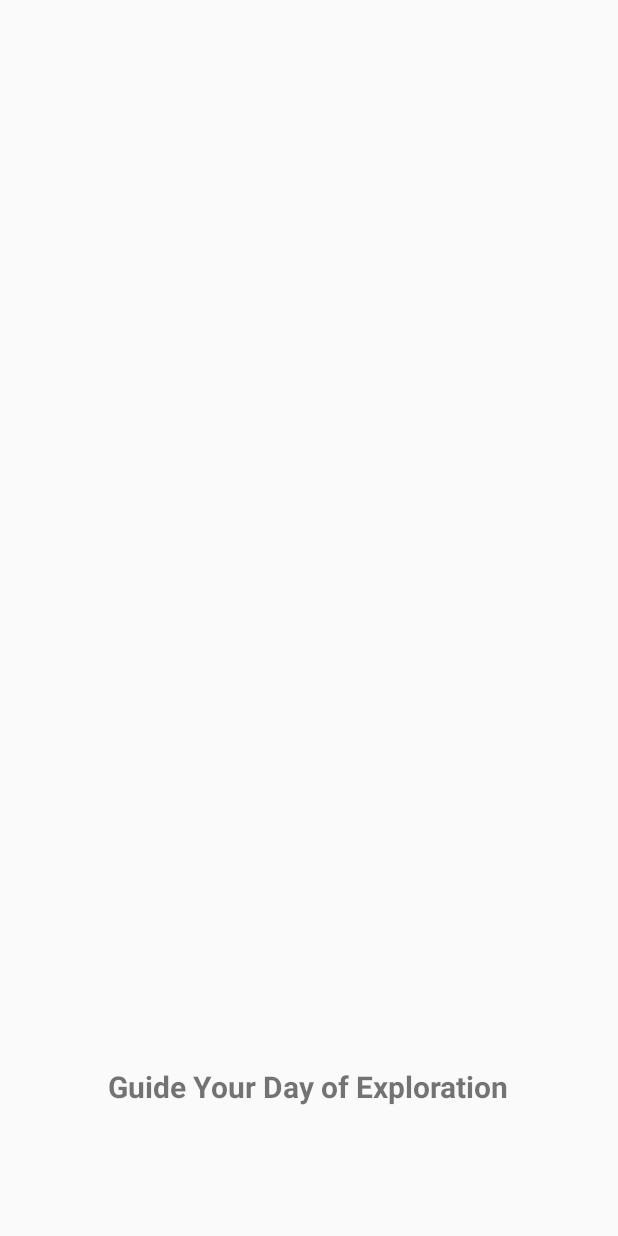
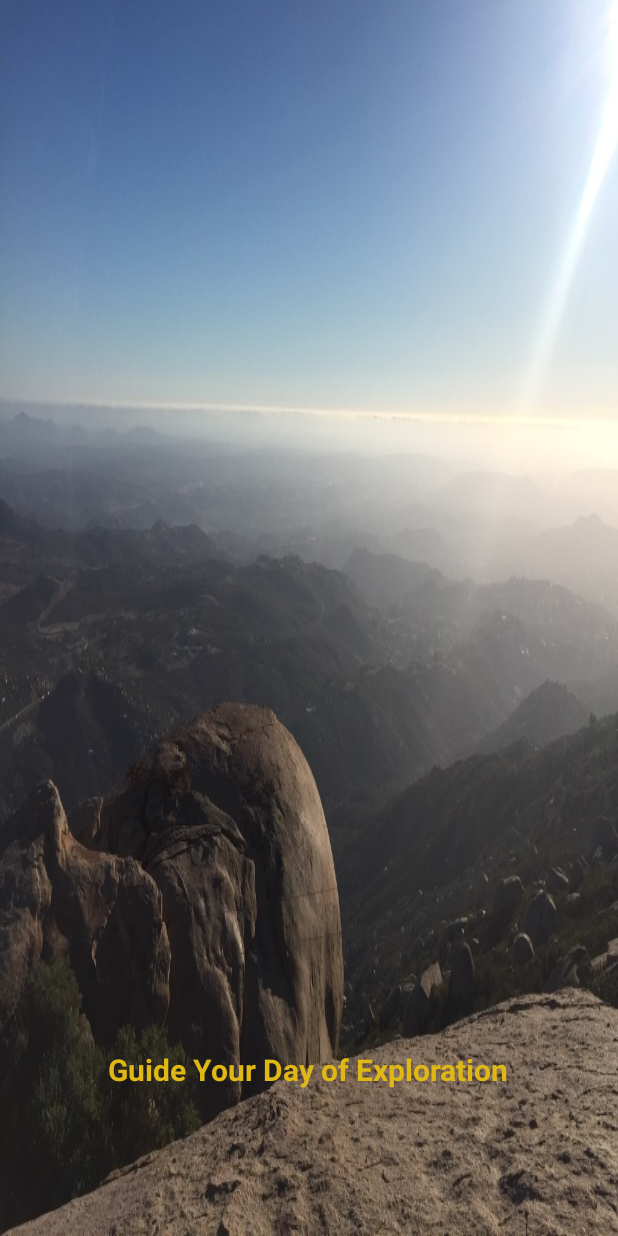
Before and after one commit to kwl005/Gydes, an Android app: the screen it shows after launch (Welcome), on a phone screen of 412 x 824 dp. Run offline under Robolectric (Android 15) with nearby library versions, the phone set to English and light mode, and no system bars; Roboto replaces fonts that are not available here.

Commit message:
added background

```diff
--- a/app/src/main/java/gydes/gyde/Welcome.java
+++ b/app/src/main/java/gydes/gyde/Welcome.java
@@ -24,7 +24,7 @@ public class Welcome extends AppCompatActivity {
             public void run() {
 
                 try {
-                    sleep(3000);
+                    sleep(5000);
                     Intent intent = new Intent(getApplicationContext(), MainActivity.class);
                     startActivity(intent);
                     finish();
--- a/app/src/main/res/layout/activity_welcome.xml
+++ b/app/src/main/res/layout/activity_welcome.xml
@@ -4,26 +4,28 @@
     xmlns:tools="http://schemas.android.com/tools"
     android:layout_width="match_parent"
     android:layout_height="match_parent"
+    android:background="@drawable/welcome_bg"
     tools:context=".Welcome">
 
     <ImageView
+        android:id="@+id/imageView"
         android:layout_width="239dp"
         android:layout_height="338dp"
         android:layout_alignParentTop="true"
         android:layout_centerHorizontal="true"
         android:layout_marginTop="87dp"
-        android:src="@drawable/gyde_logo"
-        android:id="@+id/imageView" />
+        android:src="@drawable/gyde_logo" />
 
     <TextView
         android:layout_width="wrap_content"
         android:layout_height="wrap_content"
         android:layout_alignParentBottom="true"
         android:layout_centerHorizontal="true"
-        android:layout_marginBottom="86dp"
+        android:layout_marginBottom="97dp"
         android:fontFamily="@font/roboto_bold"
         android:text="@string/guide_your_day_of_exploration"
         android:textAlignment="center"
+        android:textColor="@color/gydeYellow"
         android:textSize="20sp"
         android:textStyle="bold"
         tools:textColor="@color/gydeYellow" />
```
Also changed, not shown: app/src/main/res/drawable-hdpi/welcome_bg.jpg (added), app/src/main/res/drawable-ldpi/welcome_bg.jpg (added), app/src/main/res/drawable-mdpi/welcome_bg.jpg (added), app/src/main/res/drawable-xhdpi/welcome_bg.jpg (added), app/src/main/res/mipmap-anydpi-v26/ic_launcher.xml (line endings or trailing spaces).
